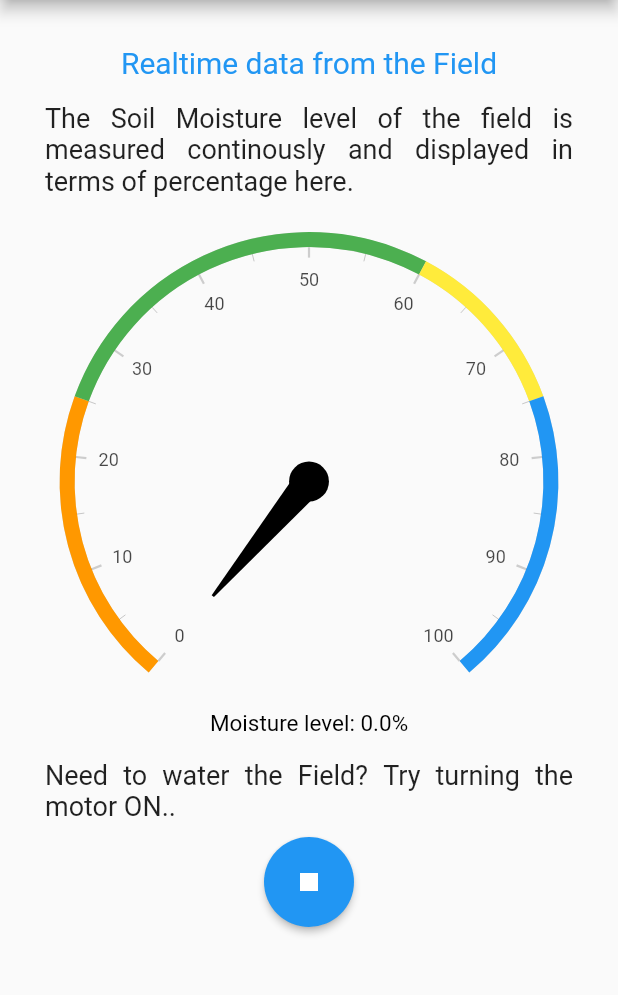
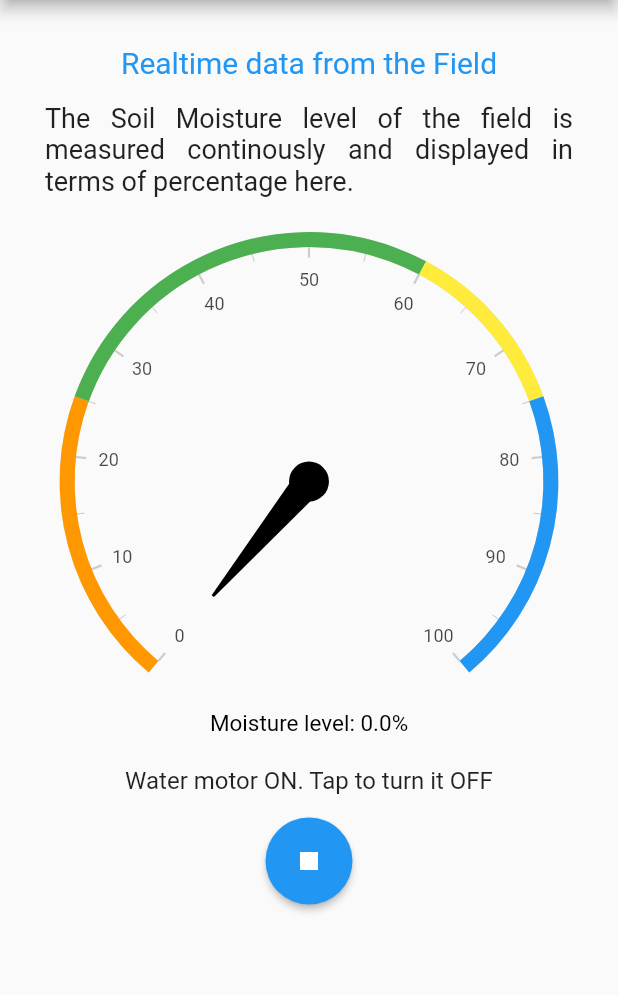
Before and after one commit to Maheash/SIMS, a Flutter app: the SoilMoisture screen opened directly, after a tap on the "play arrow" icon, on a phone screen of 412 x 824 dp, the part 84-1079 px from its top. Run offline on Flutter 3.47's test engine with Material 2 defaults, Android fonts, the phone set to English and light mode, and no system bars; drawn by our look-alikes of syncfusion_flutter_gauges; our stand-ins replace cloud_firestore, firebase_auth, firebase_core, firebase_database, fluttertoast; accounts and stored records are empty; network calls fail.

Commit message:
Action buttons changed according to the state of the motor

```diff
--- a/sims_app/lib/UI/screens/soil_moisture.dart
+++ b/sims_app/lib/UI/screens/soil_moisture.dart
@@ -7,6 +7,8 @@ import 'package:flutter/material.dart';
 import 'package:flutter/src/widgets/framework.dart';
 import 'package:flutter/src/widgets/placeholder.dart';
 import 'package:syncfusion_flutter_gauges/gauges.dart';
+import '../utils/bool.dart';
+import 'home_screen.dart';
 
 import '../auth/login_screen.dart';
 import '../utils/utils.dart';
@@ -24,7 +26,7 @@ class SoilMoisture extends StatefulWidget {
 }
 
 class _SoilMoistureState extends State<SoilMoisture> {
-  bool isOn = false;
+  // bool isOn = false;
   late Function currentFunction;
   final GlobalKey<ScaffoldState> _scaffoldKey = GlobalKey<ScaffoldState>();
   bool loading = false;
@@ -40,24 +42,19 @@ class _SoilMoistureState extends State<SoilMoisture> {
     final user = FirebaseAuth.instance.currentUser;
     setState(() {
       UserId = user!.uid;
-      ref.child(UserId).child('Tank Capacity').onValue.listen((event) {
-        tankCapacity = double.parse(event.snapshot.value.toString());
-        // debugPrint("Tank Capacity: $tankCapacity");
-      });
     });
   }
 
   void turnOnRelay() async {
-    var url = Uri.parse('http://192.168.1.35/on');
+    var url = Uri.parse('http://192.168.1.34/on');
     var response = await http.get(url);
     debugPrint('Response status: ${response.statusCode}');
     debugPrint('Response body: ${response.body}');
-
     Utils().successMessage("Motor On");
   }
 
   void turnOffRelay() async {
-    var url = Uri.parse('http://192.168.1.35/off');
+    var url = Uri.parse('http://192.168.1.34/off');
     var response = await http.get(url as Uri);
     debugPrint('Response status: ${response.statusCode}');
     debugPrint('Response body: ${response.body}');
@@ -68,7 +65,6 @@ class _SoilMoistureState extends State<SoilMoisture> {
     setState(() {
       isOn = !isOn;
     });
-
     isOn ? turnOnRelay() : turnOffRelay();
   }
 
@@ -117,18 +113,17 @@ class _SoilMoistureState extends State<SoilMoisture> {
               style: TextStyle(color: Colors.blue, fontSize: 20),
             ),
             SizedBox(height: 15),
-            Text("\t\t\tThe Soil Moisture level of the field is measured continously and displayed in terms of percentage here.",
-            style: TextStyle(
-              fontSize: 18
-              ),
-              textAlign: TextAlign.justify),
+            Text(
+                "\t\t\tThe Soil Moisture level of the field is measured continously and displayed in terms of percentage here.",
+                style: TextStyle(fontSize: 18),
+                textAlign: TextAlign.justify),
             SizedBox(height: 15),
             Center(
                 child: StreamBuilder(
               stream: ref.onValue,
               builder: (context, AsyncSnapshot<dynamic> snapshot) {
                 if (!snapshot.hasData) {
-                  debugPrint("$soilMoisture");
+                  // debugPrint("$soilMoisture");
                   return CircularProgressIndicator();
                 } else {
                   ref
@@ -141,7 +136,6 @@ class _SoilMoistureState extends State<SoilMoisture> {
                     soilMoisture =
                         double.parse(soilMoisture.toStringAsFixed(3));
                     // debugPrint("Moisture: $soilMoisture");
-                    // addData();
                   });
 
                   return SfRadialGauge(
@@ -190,13 +184,15 @@ class _SoilMoistureState extends State<SoilMoisture> {
                 }
               },
             )),
-            SizedBox(height: 10),
+            SizedBox(height: 15),
             Text(
-              "Need to water the Field? Try turning the motor ON..",
+              isOn
+                  ? 'Water motor ON. Tap to turn it OFF'
+                  : "Tap the button to water the field",
               textAlign: TextAlign.justify,
-              style: TextStyle(fontSize: 18),
+              style: TextStyle(fontSize: 16),
             ),
-            SizedBox(height: 10),
+            SizedBox(height: 15),
             Row(
               mainAxisAlignment: MainAxisAlignment.center,
               children: [
@@ -204,12 +200,10 @@ class _SoilMoistureState extends State<SoilMoisture> {
                   onPressed: () {
                     toggleButton();
                   },
-                  child: Icon(isOn
-                      ? Icons.stop
-                      : Icons.play_arrow_sharp),
+                  child: Icon(isOn ? Icons.stop : Icons.play_arrow_sharp),
                   style: ElevatedButton.styleFrom(
                     shape: CircleBorder(),
-                    padding: EdgeInsets.all(18),
+                    padding: EdgeInsets.all(17),
                     minimumSize: Size(10, 10),
                   ),
                 ),
--- /dev/null
+++ b/sims_app/lib/UI/utils/bool.dart
@@ -0,0 +1 @@
+bool isOn = false;
--- a/sims_app/lib/main.dart
+++ b/sims_app/lib/main.dart
@@ -3,6 +3,9 @@ import 'package:SIMS/UI/splash_screen.dart';
 import 'package:flutter/material.dart';
 import 'package:firebase_core/firebase_core.dart';
 import 'package:firebase_auth/firebase_auth.dart';
+
+import 'UI/utils/bool.dart';
+bool isOn = false;
 
 Future<void> main() async {
   WidgetsFlutterBinding.ensureInitialized();
```
Also changed, not shown: sims_app/lib/UI/auth/login_screen.dart (+20 -20 lines), sims_app/lib/UI/screens/home_screen.dart (+85 -39 lines), sims_app/lib/UI/screens/profile_screen.dart (+53 -3 lines).
